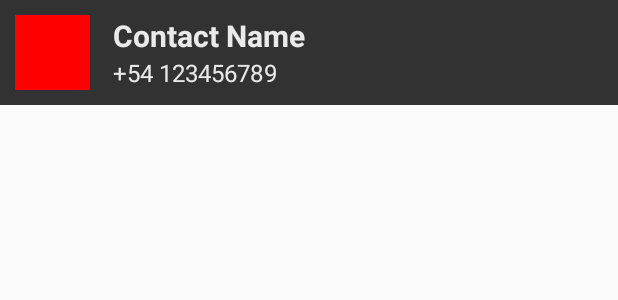
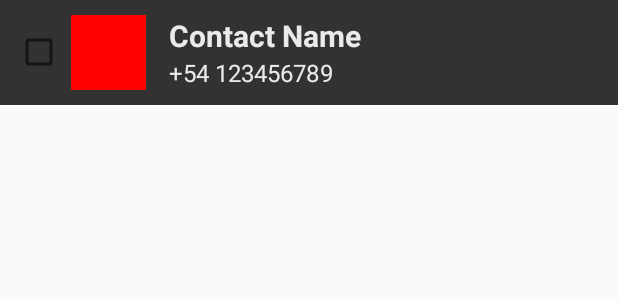
Before and after one commit to pablo-didone/Save_Me, an Android app: the layout list_item_contacts.xml on its own in the app's theme, with its tools: preview values and no code run, on a phone screen of 412 x 824 dp. Shown: the top 300 px of the screen. Run offline under Robolectric (Android 15) with nearby library versions, the phone set to English and light mode, and no system bars.

```diff
--- a/app/src/main/res/layout/list_item_contacts.xml
+++ b/app/src/main/res/layout/list_item_contacts.xml
@@ -4,7 +4,15 @@
     android:layout_height="wrap_content"
     android:orientation="horizontal"
     android:padding="10sp"
-    android:background="@color/background_gray">
+    android:background="@color/background_gray"
+    android:descendantFocusability="blocksDescendants">
+
+    <CheckBox
+        android:layout_width="wrap_content"
+        android:layout_height="wrap_content"
+        android:id="@+id/chkSelectedContact"
+        android:layout_gravity="center_vertical"
+        android:layout_marginRight="5sp"/>
 
     <ImageView
         android:layout_width="50sp"
```
Also changed, not shown: app/src/main/java/mubbi/saveme/ContactsActivity.java (+12 -1 lines), app/src/main/java/mubbi/saveme/ContactsAdapter.java (+60 -6 lines).
